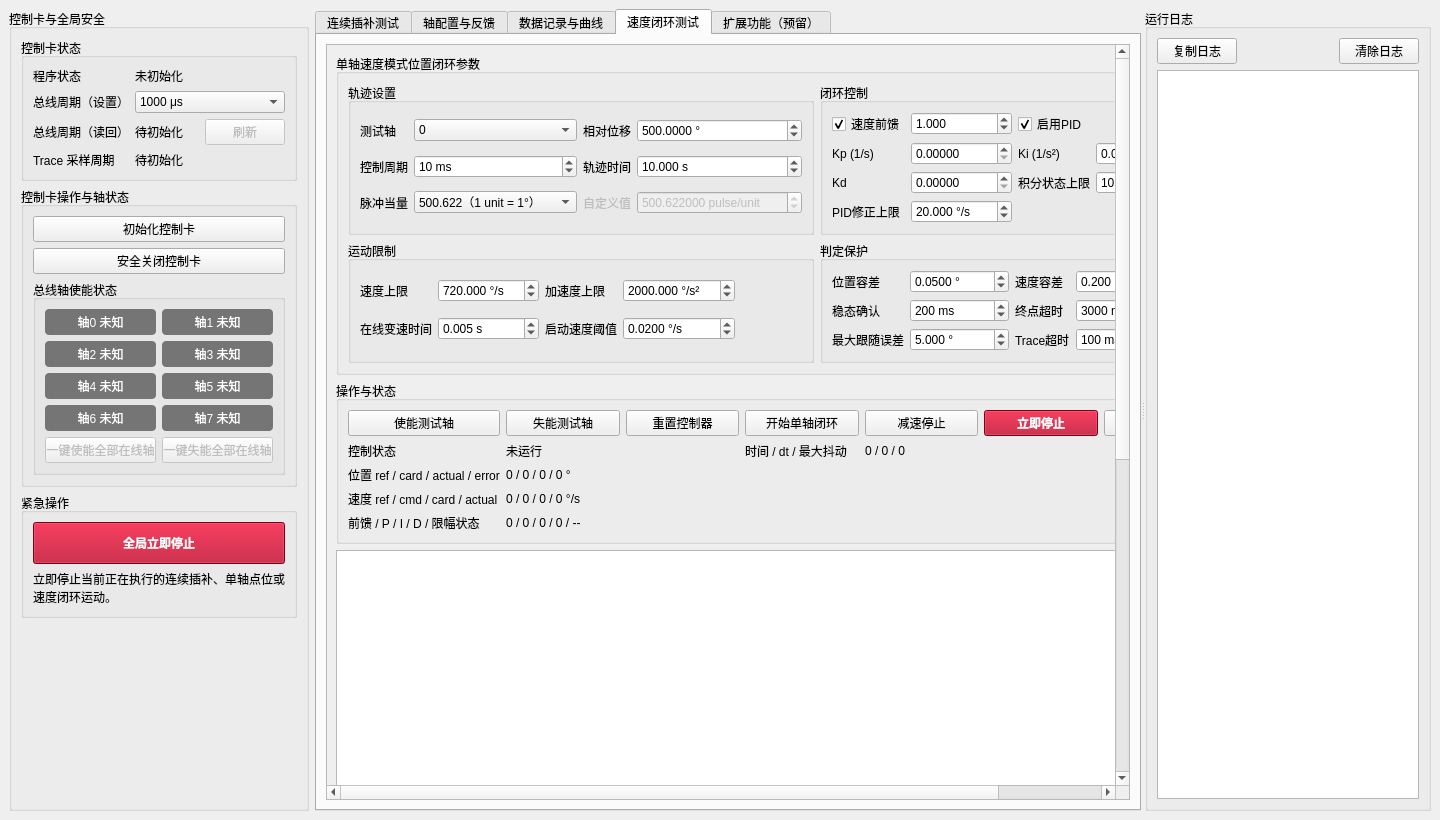
Old version of the form conti_ctrl/mainwindow.ui in the repository yzj148162-cmyk/E5000-ContiInterpolation.
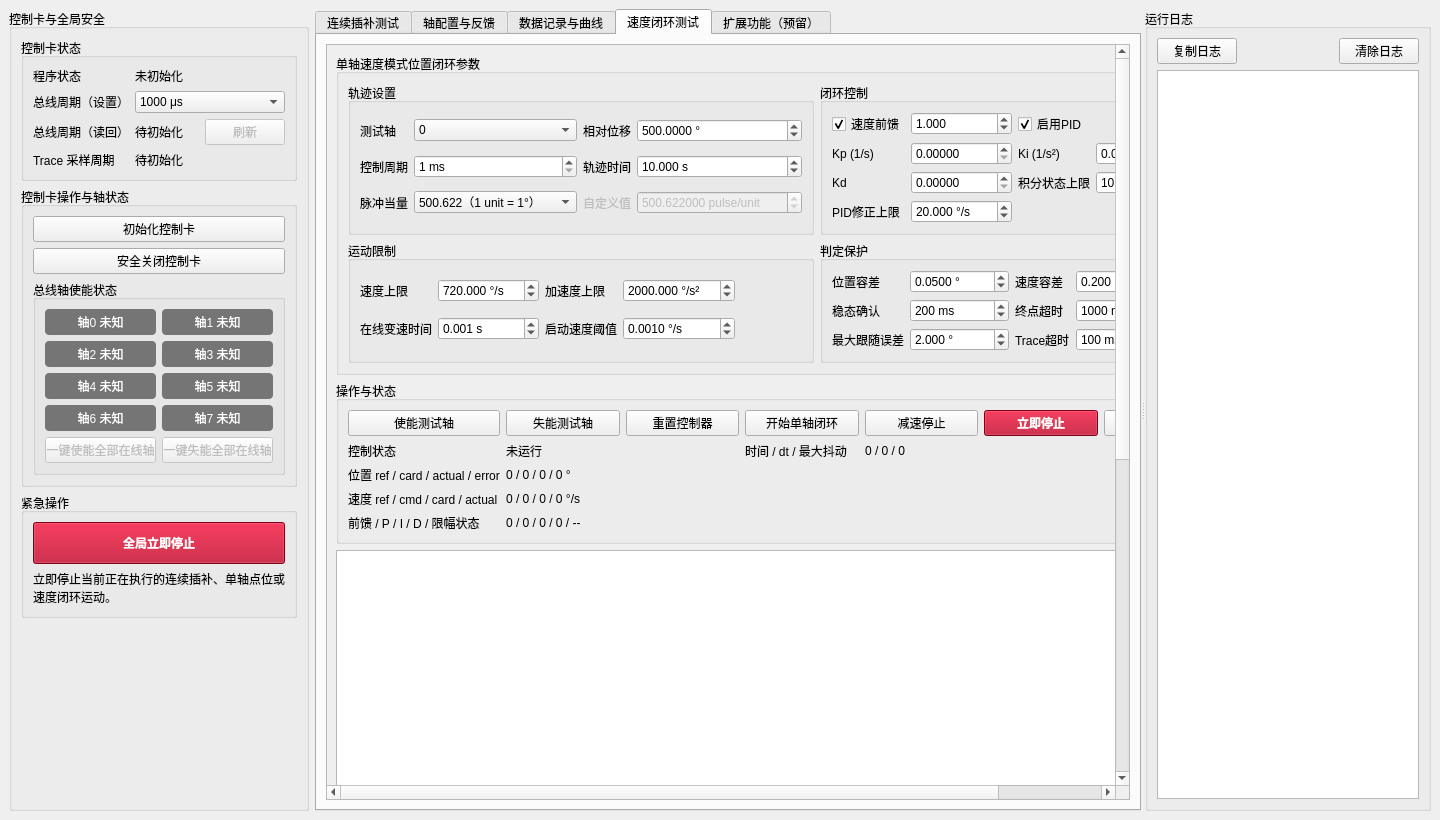
New version of the form. Custom widgets are drawn as their Qt base class.

Commit message: 调整速度闭环测试默认参数

```diff
--- a/conti_ctrl/mainwindow.ui
+++ b/conti_ctrl/mainwindow.ui
@@ -2170,7 +2170,7 @@
                    <number>100</number>
                   </property>
                   <property name="value">
-                   <number>10</number>
+                   <number>1</number>
                   </property>
                  </widget>
                 </item>
@@ -2515,7 +2515,7 @@
                     <double>0.001000000000000</double>
                   </property>
                    <property name="value">
-                    <double>0.005000000000000</double>
+                    <double>0.001000000000000</double>
                   </property>
                  </widget>
                 </item>
@@ -2541,7 +2541,7 @@
                    <double>1000.000000000000000</double>
                   </property>
                   <property name="value">
-                   <double>0.020000000000000</double>
+                   <double>0.001000000000000</double>
                   </property>
                  </widget>
                 </item>
@@ -2685,7 +2685,7 @@
                    <number>60000</number>
                   </property>
                   <property name="value">
-                   <number>3000</number>
+                   <number>1000</number>
                   </property>
                  </widget>
                 </item>
@@ -2717,7 +2717,7 @@
                    <double>100000.000000000000000</double>
                   </property>
                    <property name="value">
-                    <double>5.000000000000000</double>
+                    <double>2.000000000000000</double>
                   </property>
                  </widget>
                 </item>
```
